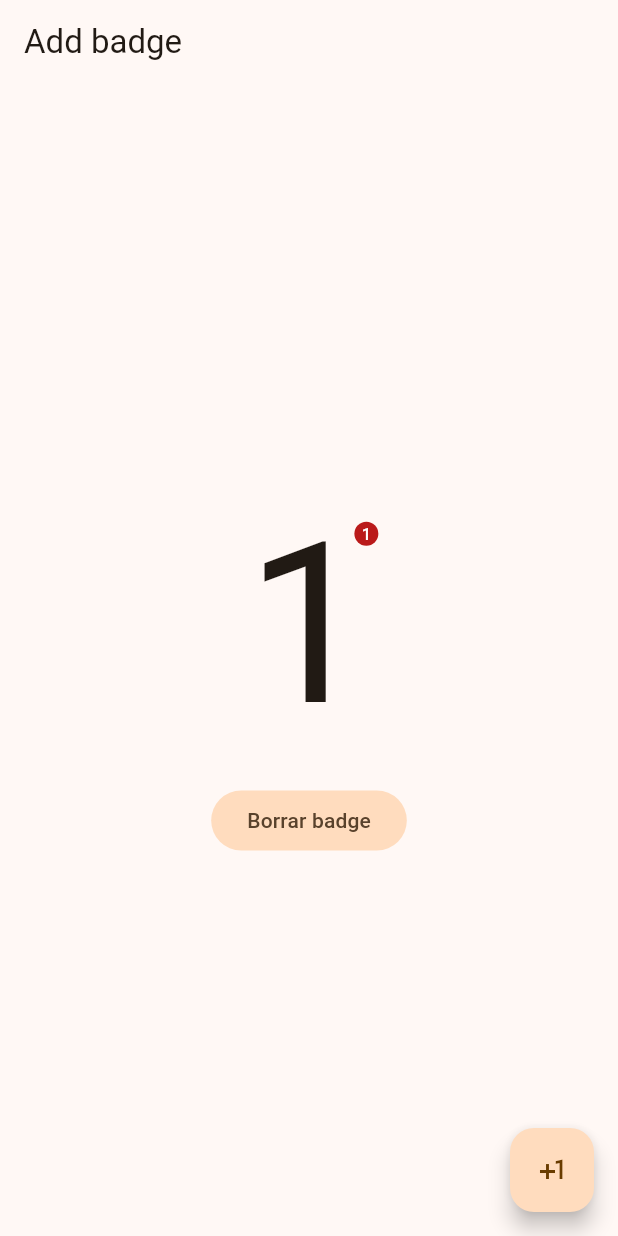
After one commit to Alan-Del10/miscelaneos, a Flutter app: the BadgeScreen screen opened by its route, after a tap on the "plus one" icon, on a phone screen of 412 x 824 dp. The commit adds this screen. Run offline on Flutter 3.47's test engine with Material 3 defaults, Android fonts, the phone set to English and light mode, and no system bars; our stand-ins replace dio, flutter_riverpod, geolocator, go_router, google_fonts, google_maps_flutter and 4 more; missing offline and left inert: compassx, flutter_app_badger, quick_actions.

Commit message:
Added quick actions and badges for iOS and Android devices

```diff
--- a/lib/config/config.dart
+++ b/lib/config/config.dart
@@ -3,3 +3,4 @@ export 'router/app_router.dart';
 export 'plugins/share_plugin.dart';
 export 'plugins/local_auth_plugin.dart';
 export 'plugins/quick_actions_plugin.dart';
+export 'plugins/app_badge_plugin.dart';
--- /dev/null
+++ b/lib/config/plugins/app_badge_plugin.dart
@@ -0,0 +1,25 @@
+import 'package:flutter_app_badger/flutter_app_badger.dart';
+
+class AppBadgePlugin {
+  static Future<bool> get isBadgeSupported {
+    return FlutterAppBadger.isAppBadgeSupported();
+  }
+
+  static updateBadgeCount(int count) async {
+    if (!await isBadgeSupported) {
+      return;
+    }
+
+    FlutterAppBadger.updateBadgeCount(count);
+
+    if (count == 0) removeBadge();
+  }
+
+  static removeBadge() async {
+    if (!await isBadgeSupported) {
+      return;
+    }
+
+    FlutterAppBadger.removeBadge();
+  }
+}
--- a/lib/config/plugins/quick_actions_plugin.dart
+++ b/lib/config/plugins/quick_actions_plugin.dart
@@ -27,25 +27,21 @@ class QuickActionsPlugin {
       const ShortcutItem(
         type: 'biometrics',
         localizedTitle: 'Biometrics',
-        localizedSubtitle: 'Tap to get to Biometrics Screen',
         icon: 'finger',
       ),
       const ShortcutItem(
         type: 'compass',
         localizedTitle: 'Compass',
-        localizedSubtitle: 'Tap to get to Compass Screen',
         icon: 'compass',
       ),
       const ShortcutItem(
         type: 'pokemons',
         localizedTitle: 'Pokemons',
-        localizedSubtitle: 'Tap to get to Pokemons Screen',
         icon: 'pokemons',
       ),
       const ShortcutItem(
         type: 'maps',
         localizedTitle: 'Maps',
-        localizedSubtitle: 'Tap to get to Maps Screen',
         icon: 'charmander',
       ),
     ]);
--- a/lib/config/router/app_router.dart
+++ b/lib/config/router/app_router.dart
@@ -54,5 +54,6 @@ final router = GoRouter(
       path: '/controlled-map',
       builder: (context, state) => const ControlledMapScreen(),
     ),
+    GoRoute(path: '/badge', builder: (context, state) => const BadgeScreen()),
   ],
 );
--- /dev/null
+++ b/lib/presentation/providers/badge/badge_counter_provider.dart
@@ -0,0 +1,5 @@
+import 'package:flutter_riverpod/flutter_riverpod.dart';
+
+final badgeCounterProvider = StateProvider<int>((ref) {
+  return 0;
+});
--- a/lib/presentation/providers/providers.dart
+++ b/lib/presentation/providers/providers.dart
@@ -10,3 +10,4 @@ export 'local_auth/local_auth_provider.dart';
 export 'location/user_location_provider.dart';
 export 'location/watch_location_provider.dart';
 export 'location/map_controlled_provider.dart';
+export 'badge/badge_counter_provider.dart';
--- /dev/null
+++ b/lib/presentation/screens/badge/badge_screen.dart
@@ -0,0 +1,47 @@
+import 'package:flutter/material.dart';
+import 'package:flutter_riverpod/flutter_riverpod.dart';
+import 'package:miscelaneos/config/config.dart';
+import 'package:miscelaneos/presentation/providers/providers.dart';
+
+class BadgeScreen extends ConsumerWidget {
+  const BadgeScreen({super.key});
+
+  @override
+  Widget build(BuildContext context, ref) {
+    final badgeCounter = ref.watch(badgeCounterProvider);
+    return Scaffold(
+      appBar: AppBar(title: const Text('Add badge')),
+      body: Center(
+        child: Column(
+          mainAxisAlignment: MainAxisAlignment.center,
+          children: [
+            Badge(
+              alignment: Alignment.lerp(
+                Alignment.topRight,
+                Alignment.bottomRight,
+                0.2,
+              ),
+              label: Text('$badgeCounter'),
+              child: Text('$badgeCounter', style: TextStyle(fontSize: 150)),
+            ),
+            FilledButton.tonal(
+              onPressed: () {
+                ref.invalidate(badgeCounterProvider);
+                AppBadgePlugin.removeBadge();
+              },
+              child: Text('Borrar badge'),
+            ),
+          ],
+        ),
+      ),
+      floatingActionButton: FloatingActionButton(
+        onPressed: () {
+          ref.read(badgeCounterProvider.notifier).update((state) => state + 1);
+
+          AppBadgePlugin.updateBadgeCount(badgeCounter + 1);
+        },
+        child: const Icon(Icons.plus_one),
+      ),
+    );
+  }
+}
--- a/lib/presentation/screens/screens.dart
+++ b/lib/presentation/screens/screens.dart
@@ -12,3 +12,4 @@ export 'biometrics/biometrics_screen.dart';
 export 'location/controlled_map_screen.dart';
 export 'location/map_screen.dart';
 export 'location/location_screen.dart';
+export 'badge/badge_screen.dart';
--- a/lib/presentation/widgets/shared/main_menu.dart
+++ b/lib/presentation/widgets/shared/main_menu.dart
@@ -20,6 +20,7 @@ final menuItems = <MenuItem>[
   MenuItem('Location', Icons.pin_drop_outlined, '/location'),
   MenuItem('Map', Icons.map_outlined, '/map'),
   MenuItem('Controlled Map', Icons.control_camera_rounded, '/controlled-map'),
+  MenuItem('Badge', Icons.notifications_active, '/badge'),
 ];
 
 class MainMenu extends StatelessWidget {
--- a/pubspec.yaml
+++ b/pubspec.yaml
@@ -11,6 +11,7 @@ dependencies:
   dio: ^5.8.0+1
   flutter:
     sdk: flutter
+  flutter_app_badger: ^1.5.0
   flutter_riverpod: ^2.6.1
   geolocator: ^14.0.2
   go_router: ^15.2.4
```
Also changed, not shown: pubspec.lock, 2 other files.
